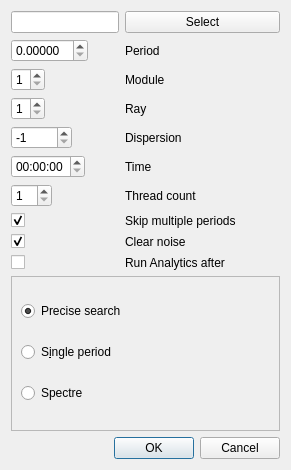
First picture: the form in src/precisesearchgui.ui, repository vtyulb/BSA-Analytics, before the edit.
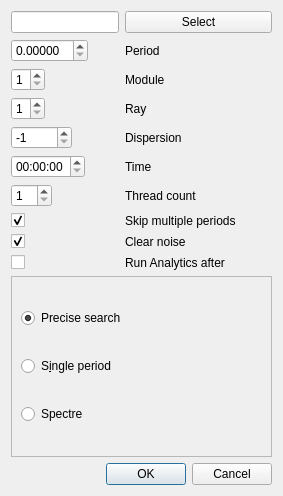
Second picture: the form after the edit.

The edit to the form file:
```diff
--- a/src/precisesearchgui.ui
+++ b/src/precisesearchgui.ui
@@ -6,8 +6,8 @@
    <rect>
     <x>0</x>
     <y>0</y>
-    <width>291</width>
-    <height>470</height>
+    <width>283</width>
+    <height>496</height>
    </rect>
   </property>
   <property name="windowTitle">
```
